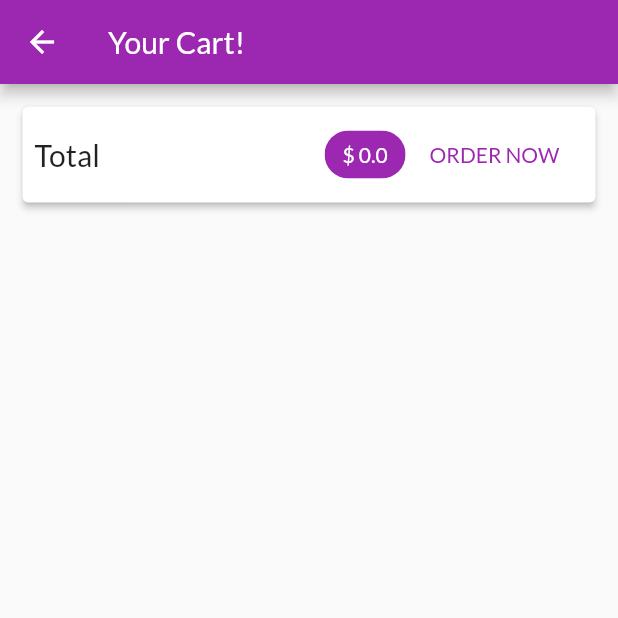
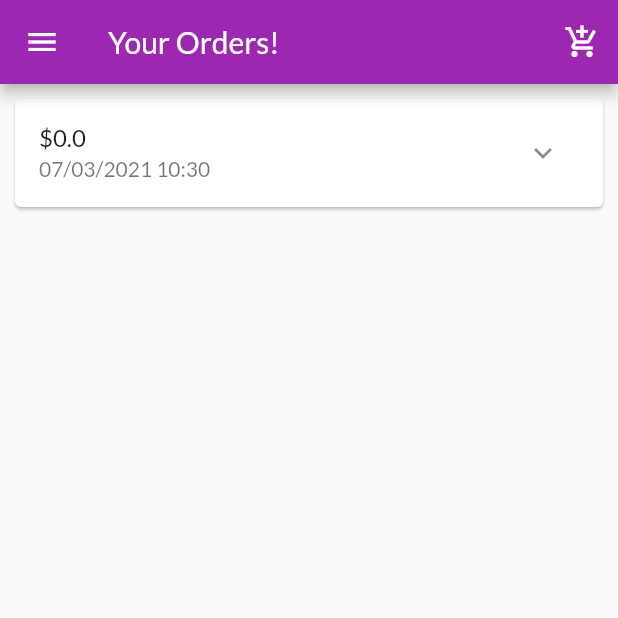
Before and after one commit to AyariAhmed/Shop-app, a Flutter app: the CartScreen screen opened by its route, after a tap on "ORDER NOW", on a phone screen of 412 x 824 dp, the top half of it. Run offline on Flutter 3.47's test engine with Material 2 defaults, Android fonts, the phone set to English and light mode, and no system bars; network calls fail.

Commit message:
Added Order Screen and App Drawer

```diff
--- a/lib/main.dart
+++ b/lib/main.dart
@@ -3,6 +3,7 @@ import 'package:provider/provider.dart';
 import 'package:shop_app/providers/cart.dart';
 import 'package:shop_app/providers/orders.dart';
 import 'package:shop_app/screens/cart_screen.dart';
+import 'package:shop_app/screens/orders_screen.dart';
 
 import 'package:shop_app/screens/product_detail_screen.dart';
 import 'package:shop_app/screens/products_overview_screen.dart';
@@ -30,7 +31,8 @@ class MyApp extends StatelessWidget {
         home: ProductsOverviewScreen(),
         routes: {
           ProductDetailScreen.routeName: (ctx) => ProductDetailScreen(),
-          CartScreen.routeName : (ctx) => CartScreen()
+          CartScreen.routeName : (ctx) => CartScreen(),
+          OrdersScreen.routeName : (ctx) => OrdersScreen()
         },
       ),
     );
--- a/lib/screens/cart_screen.dart
+++ b/lib/screens/cart_screen.dart
@@ -2,6 +2,7 @@ import 'package:flutter/material.dart';
 import 'package:provider/provider.dart';
 import 'package:shop_app/providers/cart.dart' show Cart;
 import 'package:shop_app/providers/orders.dart';
+import 'package:shop_app/screens/orders_screen.dart';
 import 'package:shop_app/widgets/cart_item.dart' as ci;
 import 'package:provider/provider.dart';
 
@@ -43,6 +44,7 @@ class CartScreen extends StatelessWidget {
                       Provider.of<Orders>(context,listen: false).addOrder(
                           cart.items.values.toList(), cart.totalPriceAmount);
                       cart.clear();
+                      Navigator.of(context).pushNamed(OrdersScreen.routeName);
                     },
                     child: Text('ORDER NOW'),
                     textColor: Theme.of(context).primaryColor,
--- /dev/null
+++ b/lib/screens/orders_screen.dart
@@ -0,0 +1,27 @@
+import 'package:flutter/material.dart';
+import 'package:shop_app/providers/orders.dart';
+import 'package:provider/provider.dart';
+import 'package:shop_app/widgets/app_drawer.dart';
+import 'package:shop_app/widgets/order_item.dart';
+
+class OrdersScreen extends StatelessWidget {
+  static const routeName = '/orders';
+
+  @override
+  Widget build(BuildContext context) {
+    final orderData = Provider.of<Orders>(context);
+    return Scaffold(
+      appBar: AppBar(title: Text('Your Orders!'),actions: [
+        IconButton(icon: Icon(Icons.add_shopping_cart), onPressed: (){
+          Navigator.of(context).pushNamed('/');
+        })
+      ],),
+      drawer: AppDrawer(),
+      body: ListView.builder(
+          itemCount: orderData.orders.length,
+          itemBuilder: (ctx,index){
+              return OrderItem(orderData.orders[index]);
+          }),
+    );
+  }
+}
--- a/lib/screens/products_overview_screen.dart
+++ b/lib/screens/products_overview_screen.dart
@@ -1,6 +1,7 @@
 import 'package:flutter/material.dart';
 import 'package:shop_app/providers/cart.dart';
 import 'package:shop_app/screens/cart_screen.dart';
+import 'package:shop_app/widgets/app_drawer.dart';
 import 'package:shop_app/widgets/badge.dart';
 import 'package:shop_app/widgets/products_grid.dart';
 import 'package:provider/provider.dart';
@@ -58,6 +59,7 @@ class _ProductsOverviewScreenState extends State<ProductsOverviewScreen> {
           )
         ],
       ),
+      drawer: AppDrawer(),
       body: ProductGrid(_showOnlyFavorites),
     );
   }
--- /dev/null
+++ b/lib/widgets/order_item.dart
@@ -0,0 +1,28 @@
+import 'package:flutter/material.dart';
+import 'package:intl/intl.dart';
+import 'package:shop_app/models/order_item.dart' as ord;
+
+class OrderItem extends StatelessWidget {
+  final ord.OrderItem order;
+
+  const OrderItem(this.order);
+
+  @override
+  Widget build(BuildContext context) {
+    return Card(
+      margin: EdgeInsets.all(10),
+      child: Column(
+        children: [
+          ListTile(
+            title: Text('\$${order.amount}'),
+            subtitle:
+                Text(DateFormat('dd/MM/yyyy hh:mm').format(order.dateTime)),
+            trailing: IconButton(icon: Icon(Icons.expand_more),onPressed: (){
+
+            },),
+          )
+        ],
+      ),
+    );
+  }
+}
--- a/pubspec.yaml
+++ b/pubspec.yaml
@@ -25,6 +25,8 @@ dependencies:
     sdk: flutter
   provider: ^5.0.0
   uuid: 3.0.1
+  intl: ^0.17.0
+
 
 
   # The following adds the Cupertino Icons font to your application.
```
Also changed, not shown: lib/widgets/app_drawer.dart (added, +30 -0 lines), pubspec.lock.
